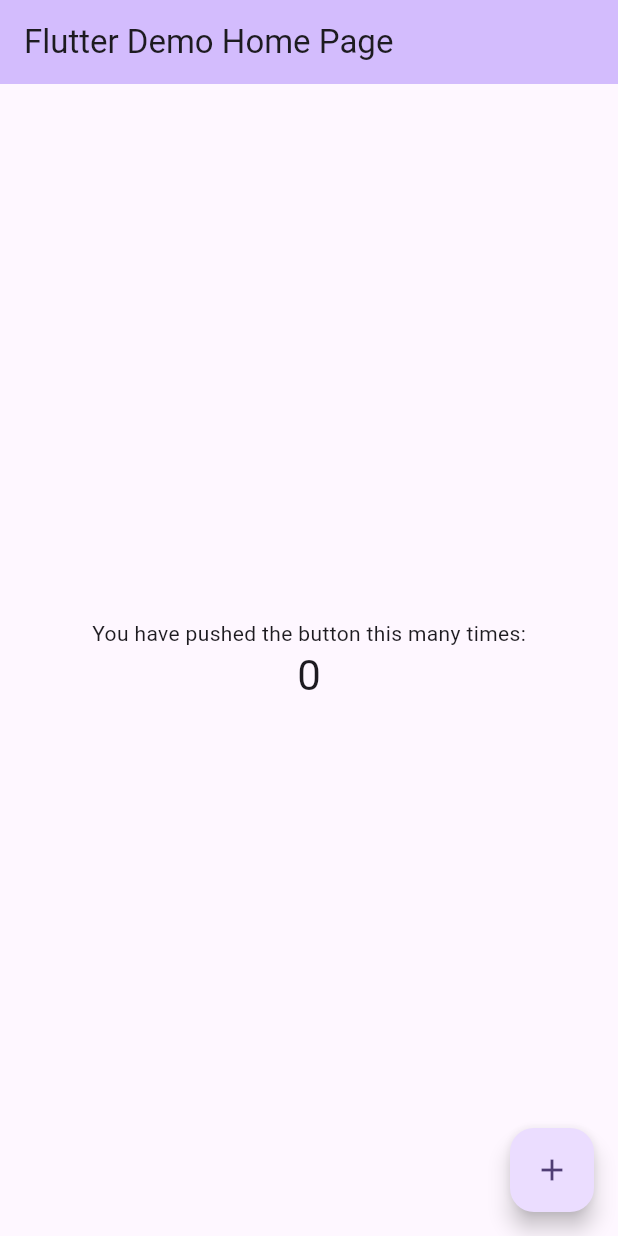
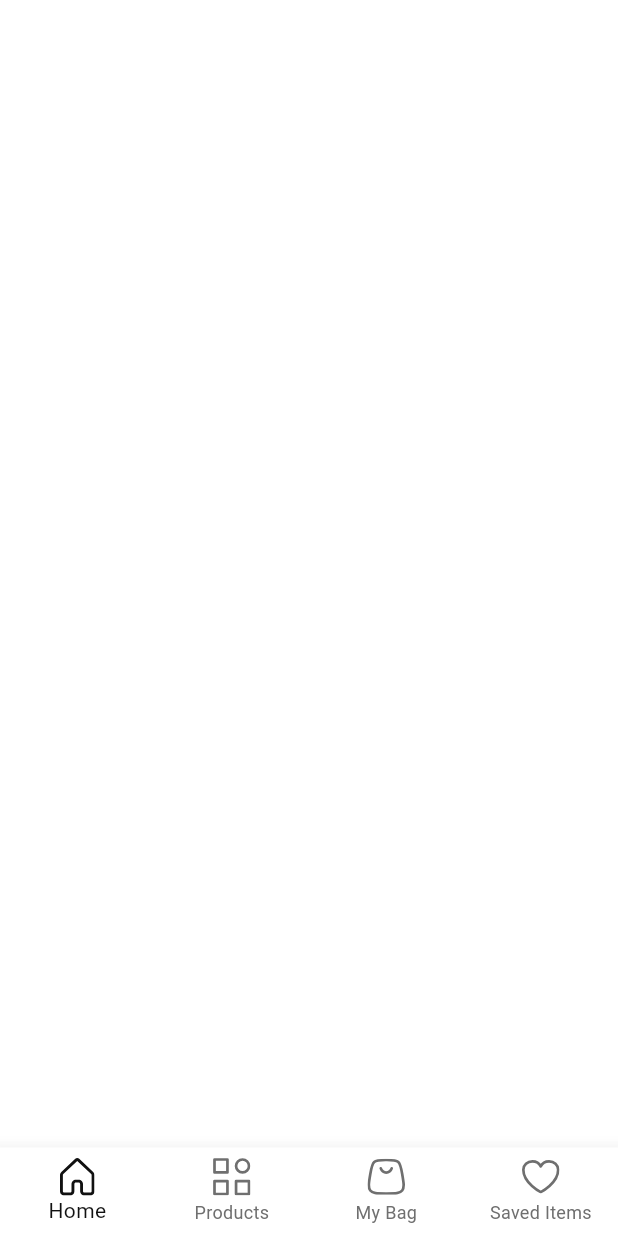
Before and after one commit to Muhammed-Unais/ecom, a Flutter app: the screen it shows after launch, on a phone screen of 412 x 824 dp. Run offline on Flutter 3.47's test engine with Material 3 defaults, Android fonts, the phone set to English and light mode, and no system bars; our stand-ins replace flutter_svg, hive_flutter; accounts and stored records are empty.

Commit message:
bottom navigation bar added

```diff
--- /dev/null
+++ b/lib/app/bottom_navigation_bar/view/bottom_bar_view.dart
@@ -0,0 +1,74 @@
+import 'package:ecom/app/home/view/home_view.dart';
+import 'package:ecom/res/constants/app_colors.dart';
+import 'package:flutter/material.dart';
+import 'package:flutter_svg/flutter_svg.dart';
+
+class BottomBarView extends StatefulWidget {
+  const BottomBarView({super.key});
+
+  @override
+  State<BottomBarView> createState() => _BottomBarViewState();
+}
+
+class _BottomBarViewState extends State<BottomBarView> {
+  List<Widget> screens = [
+    const HomeView(),
+    const Text("Products"),
+    const Text("My bag"),
+    const Text("Saved Item"),
+  ];
+
+  @override
+  Widget build(BuildContext context) {
+    return Scaffold(
+      body: screens[0],
+      backgroundColor: AppColors.backgroundColor,
+      bottomNavigationBar: BottomNavigationBar(
+        onTap: (value) {},
+        currentIndex: 0,
+        iconSize: 24,
+        showSelectedLabels: true,
+        type: BottomNavigationBarType.fixed,
+        showUnselectedLabels: true,
+        backgroundColor: AppColors.backgroundColor,
+        elevation: 10,
+        selectedItemColor: AppColors.primarySeed,
+        unselectedItemColor: AppColors.secondaryColor,
+        items: <BottomNavigationBarItem>[
+          BottomNavigationBarItem(
+            label: "Home",
+            icon: SvgPicture.asset(
+              "assets/svgs/home_icon.svg",
+              height: 25,
+              width: 25,
+            ),
+          ),
+          BottomNavigationBarItem(
+            label: "Products",
+            icon: SvgPicture.asset(
+              "assets/svgs/category_icon.svg",
+              height: 25,
+              width: 25,
+            ),
+          ),
+          BottomNavigationBarItem(
+            label: "My Bag",
+            icon: SvgPicture.asset(
+              "assets/svgs/cart_bag_icon.svg",
+              height: 25,
+              width: 25,
+            ),
+          ),
+          BottomNavigationBarItem(
+            label: "Saved Items",
+            icon: SvgPicture.asset(
+              "assets/svgs/favorite_icon.svg",
+              height: 25,
+              width: 25,
+            ),
+          ),
+        ],
+      ),
+    );
+  }
+}
--- /dev/null
+++ b/lib/app/home/view/home_view.dart
@@ -0,0 +1,21 @@
+import 'package:ecom/res/constants/app_colors.dart';
+import 'package:flutter/material.dart';
+
+class HomeView extends StatelessWidget {
+  const HomeView({
+    super.key,
+  });
+
+  @override
+  Widget build(BuildContext context) {
+    return Scaffold(
+      appBar: AppBar(
+        elevation: 5,
+        backgroundColor: AppColors.backgroundColor,
+        surfaceTintColor: AppColors.backgroundColor,
+        title: const Text(""),
+      ),
+      body: const Center(),
+    );
+  }
+}
--- a/lib/main.dart
+++ b/lib/main.dart
@@ -1,9 +1,11 @@
+import 'package:ecom/app/bottom_navigation_bar/view/bottom_bar_view.dart';
+import 'package:ecom/res/constants/app_colors.dart';
 import 'package:flutter/material.dart';
 import 'package:hive_flutter/hive_flutter.dart';
 
-void main() async{
+void main() async {
   runApp(const MyApp());
-   WidgetsFlutterBinding.ensureInitialized();
+  WidgetsFlutterBinding.ensureInitialized();
   await Hive.initFlutter();
 }
 
@@ -13,62 +15,41 @@ class MyApp extends StatelessWidget {
   @override
   Widget build(BuildContext context) {
     return MaterialApp(
+      debugShowCheckedModeBanner: false,
       title: 'Flutter Demo',
       theme: ThemeData(
-        colorScheme: ColorScheme.fromSeed(
-          seedColor: Colors.deepPurple,
+        useMaterial3: true,
+        scaffoldBackgroundColor: AppColors.backgroundColor,
+        primaryColor: AppColors.primarySeed,
+        appBarTheme: const AppBarTheme(
+          iconTheme: IconThemeData(
+            color: AppColors.primarySeed,
+          ),
+          backgroundColor: AppColors.backgroundColor,
+          centerTitle: true,
+          titleTextStyle: TextStyle(
+            color: AppColors.primarySeed,
+            fontSize: 22,
+            fontWeight: FontWeight.bold,
+          ),
+          elevation: 5,
         ),
-        useMaterial3: true,
+        iconTheme: const IconThemeData(
+          color: AppColors.primarySeed,
+        ),
+        textSelectionTheme: const TextSelectionThemeData(
+          cursorColor: Colors.black,
+          selectionColor: Colors.blue,
+        ),
+        cardColor: AppColors.backgroundColor,
+        brightness: Brightness.light,
+        colorScheme: ThemeData().colorScheme.copyWith(
+              primary: AppColors.primarySeed,
+              secondary: AppColors.secondaryColor,
+              brightness: Brightness.light,
+            ),
       ),
-      home: const MyHomePage(title: 'Flutter Demo Home Page'),
+      home: const BottomBarView(),
     );
   }
 }
-
-class MyHomePage extends StatefulWidget {
-  const MyHomePage({super.key, required this.title});
-
-  final String title;
-
-  @override
-  State<MyHomePage> createState() => _MyHomePageState();
-}
-
-class _MyHomePageState extends State<MyHomePage> {
-  int _counter = 0;
-
-  void _incrementCounter() {
-    setState(() {
-      _counter++;
-    });
-  }
-
-  @override
-  Widget build(BuildContext context) {
-    return Scaffold(
-      appBar: AppBar(
-        backgroundColor: Theme.of(context).colorScheme.inversePrimary,
-        title: Text(widget.title),
-      ),
-      body: Center(
-        child: Column(
-          mainAxisAlignment: MainAxisAlignment.center,
-          children: <Widget>[
-            const Text(
-              'You have pushed the button this many times:',
-            ),
-            Text(
-              '$_counter',
-              style: Theme.of(context).textTheme.headlineMedium,
-            ),
-          ],
-        ),
-      ),
-      floatingActionButton: FloatingActionButton(
-        onPressed: _incrementCounter,
-        tooltip: 'Increment',
-        child: const Icon(Icons.add),
-      ),
-    );
-  }
-}
--- /dev/null
+++ b/lib/res/constants/app_colors.dart
@@ -0,0 +1,7 @@
+import 'package:flutter/material.dart';
+
+class AppColors{
+  static const Color primarySeed = Color(0xFF111111);
+  static const Color backgroundColor = Color(0xFFFFFFFF);
+  static const Color secondaryColor = Color(0xFF6F6F6F);
+}
```
Also changed, not shown: pubspec.yaml (+4 -3 lines), assets/svgs/cart_bag_icon.svg (added), assets/svgs/category_icon.svg (added), assets/svgs/favorite_icon.svg (added), assets/svgs/home_icon.svg (added), pubspec.lock.
